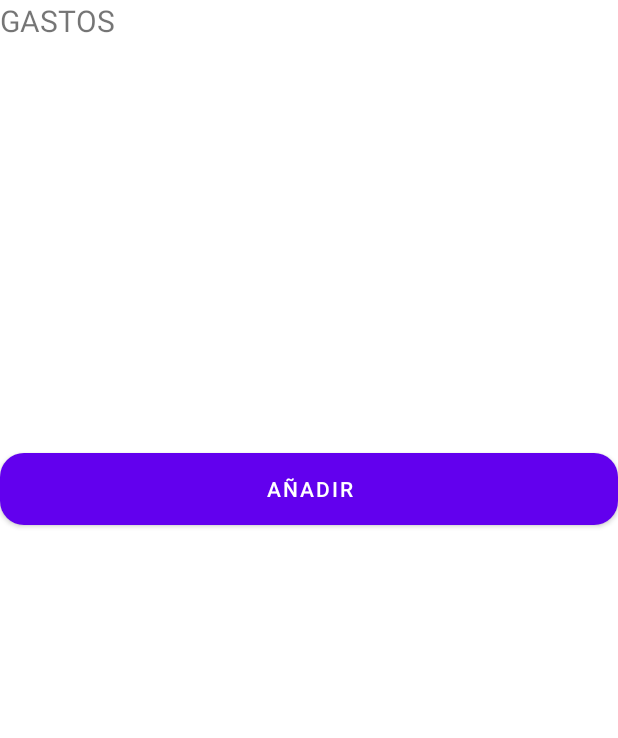
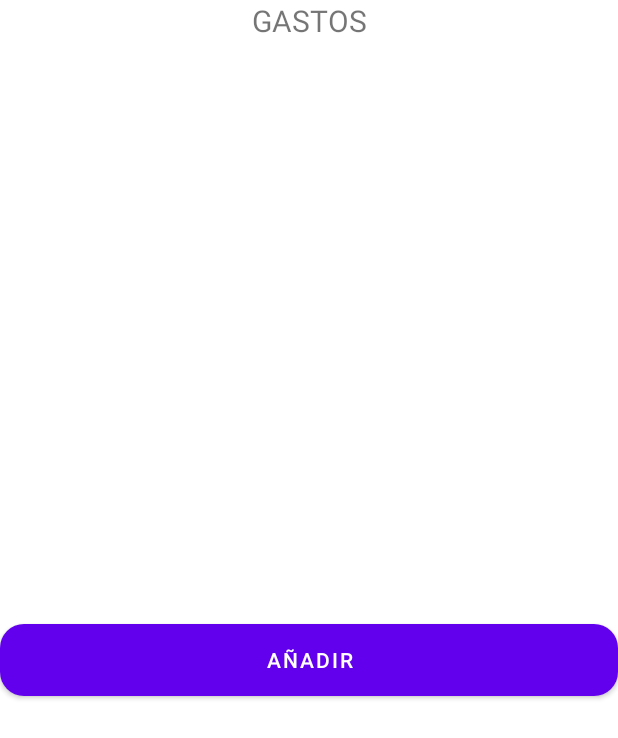
Before and after one commit to michaelsordo/moneygest, an Android app: the layout activity_gastos_general.xml on its own in the app's theme, with its tools: preview values and no code run, on a phone screen of 412 x 824 dp. Shown: the top 738 px of the screen. Run offline under Robolectric (Android 15) with nearby library versions, the phone set to English and light mode, and no system bars.

Commit message:
Mejorando layout gastos

```diff
--- a/app/src/main/res/layout/activity_gastos_general.xml
+++ b/app/src/main/res/layout/activity_gastos_general.xml
@@ -14,16 +14,16 @@
 
         <TextView
             android:id="@+id/textView"
-            android:layout_width="wrap_content"
+            android:layout_width="match_parent"
             android:layout_height="60dp"
             android:text="GASTOS"
+            android:textAlignment="center"
             android:textSize="20sp" />
 
         <ListView
             android:id="@+id/listViewGastos"
             android:layout_width="match_parent"
-            android:layout_height="242dp"
-            ></ListView>
+            android:layout_height="356dp"></ListView>
 
         <Button
             android:id="@+id/add_Gast"
```
